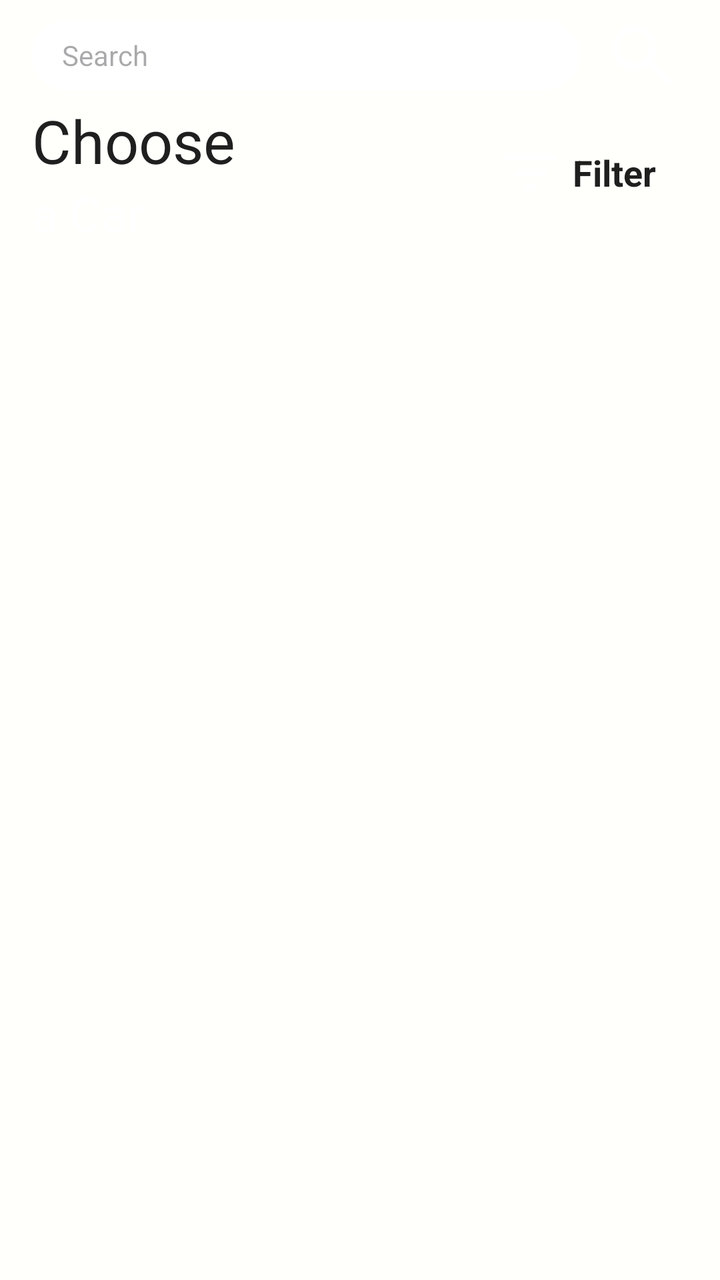
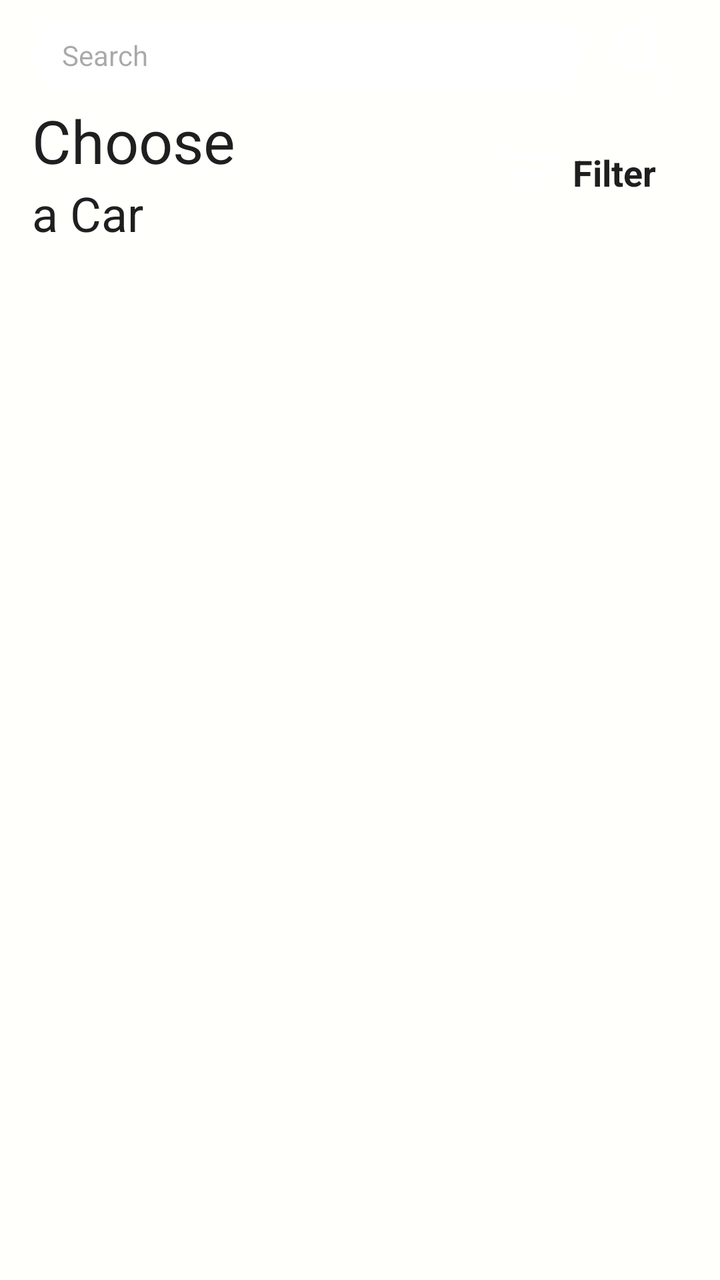

An Android layout rendered at two revisions. The XML below is the earlier revision; the diff shows what the commit changed to produce the second picture.
<!-- AndroidManifest.xml: application theme Theme.CarRent -->
<!-- res/layout/fragment_car.xml -->
<?xml version="1.0" encoding="utf-8"?>
<FrameLayout xmlns:android="http://schemas.android.com/apk/res/android"
    xmlns:tools="http://schemas.android.com/tools"
    android:layout_width="match_parent"
    android:layout_height="match_parent"
    xmlns:app="http://schemas.android.com/apk/res-auto"
    tools:context=".ActivityPages.CarDetailsActivity">

    <androidx.constraintlayout.widget.ConstraintLayout
        android:layout_width="match_parent"
        android:layout_height="match_parent"
        android:background="@color/white">

        <androidx.constraintlayout.widget.ConstraintLayout
            android:id="@+id/nav_bar"
            android:layout_width="match_parent"
            android:layout_height="wrap_content"
            android:paddingTop="10dp"
            android:paddingBottom="5dp"
            app:layout_constraintEnd_toEndOf="parent"
            app:layout_constraintStart_toStartOf="parent"
            app:layout_constraintTop_toTopOf="parent">

            <EditText
                android:id="@+id/searchBar"
                android:layout_width="0dp"
                android:layout_height="35dp"
                android:layout_marginStart="16dp"
                android:layout_marginEnd="16dp"
                android:background="@drawable/round_button"
                android:backgroundTint="@android:color/white"
                android:ems="10"
                android:hint="@android:string/search_go"
                android:inputType="textPersonName"
                android:paddingLeft="15dp"
                android:textSize="14sp"
                app:layout_constraintBottom_toBottomOf="@+id/search"
                app:layout_constraintEnd_toStartOf="@+id/search"
                app:layout_constraintStart_toStartOf="parent"
                app:layout_constraintTop_toTopOf="@+id/search" />

            <Button
                android:id="@+id/search"
                android:layout_width="30dp"
                android:layout_height="30dp"
                android:layout_marginEnd="24dp"
                android:background="@drawable/search_icon"
                app:layout_constraintBottom_toBottomOf="parent"
                app:layout_constraintEnd_toEndOf="parent"
                app:layout_constraintTop_toTopOf="parent" />

        </androidx.constraintlayout.widget.ConstraintLayout>

        <androidx.recyclerview.widget.RecyclerView
            android:id="@+id/recyclerView"
            android:layout_width="0dp"
            android:layout_height="0dp"
            android:paddingLeft="20dp"
            android:paddingTop="15dp"
            app:layout_constraintBottom_toBottomOf="parent"
            app:layout_constraintEnd_toEndOf="parent"
            app:layout_constraintHorizontal_bias="0.0"
            app:layout_constraintStart_toStartOf="parent"
            app:layout_constraintTop_toBottomOf="@+id/a_car" />

        <TextView
            android:id="@+id/choose"
            android:layout_width="wrap_content"
            android:layout_height="wrap_content"
            android:layout_marginStart="16dp"
            android:text="Choose"
            android:textColor="@color/primary"
            android:textSize="30sp"
            app:layout_constraintStart_toStartOf="@+id/nav_bar"
            app:layout_constraintTop_toBottomOf="@+id/nav_bar" />

        <TextView
            android:id="@+id/a_car"
            android:layout_width="wrap_content"
            android:layout_height="wrap_content"
            android:text="a Car"
            android:textColor="@android:color/white"
            android:textSize="24sp"
            app:layout_constraintStart_toStartOf="@+id/choose"
            app:layout_constraintTop_toBottomOf="@+id/choose" />

        <Button
            android:id="@+id/filter"
            android:layout_width="35dp"
            android:layout_height="35dp"
            android:layout_marginEnd="4dp"
            android:background="@drawable/filter_icon"
            app:layout_constraintBottom_toBottomOf="@+id/filterText"
            app:layout_constraintEnd_toStartOf="@+id/filterText"
            app:layout_constraintTop_toTopOf="@+id/filterText" />

        <TextView
            android:id="@+id/filterText"
            android:layout_width="wrap_content"
            android:layout_height="wrap_content"
            android:layout_marginTop="24dp"
            android:layout_marginEnd="32dp"
            android:text="Filter"
            android:textColor="@color/primary"
            android:textSize="18sp"
            android:textStyle="bold"
            app:layout_constraintEnd_toEndOf="parent"
            app:layout_constraintTop_toBottomOf="@+id/nav_bar" />

    </androidx.constraintlayout.widget.ConstraintLayout>
</FrameLayout>
<!-- resources referenced by this layout -->
<resources>
  <color name="primary">#1F1F1F</color>
  <color name="white">#FFFFFC</color>
  <!-- drawable filter_icon: png bitmap (drawable-hdpi, 413 bytes) -->
  <!-- drawable round_button (drawable) -->
  <?xml version="1.0" encoding="utf-8"?>
  <shape xmlns:android="http://schemas.android.com/apk/res/android">
      <corners android:radius="50dp"></corners>
      <solid android:color="@color/secondary"></solid>
  </shape>
  <!-- drawable search_icon: png bitmap (drawable-hdpi, 1245 bytes) -->
  <style name="Theme.CarRent" parent="Base.Theme.CarRent" />
  <color name="secondary">#28292A</color>
  <style name="Base.Theme.CarRent" parent="Theme.Material3.DayNight.NoActionBar">
          
          
      </style>
</resources>

<!-- the commit's change to res/layout/fragment_car.xml (unified diff, before → after) -->
@@ -79,7 +79,7 @@
             android:layout_width="wrap_content"
             android:layout_height="wrap_content"
             android:text="a Car"
-            android:textColor="@android:color/white"
+            android:textColor="@color/primary"
             android:textSize="24sp"
             app:layout_constraintStart_toStartOf="@+id/choose"
             app:layout_constraintTop_toBottomOf="@+id/choose" />
